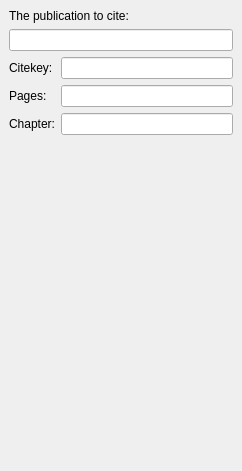
This is src/sidebar/referencewidget.ui in KDE/conquirere as Qt 5 draws it before an edit. The edited form follows.
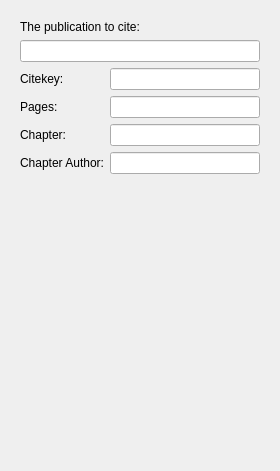
This is the edited form. Custom widgets are drawn as their Qt base class.

Patch:
```diff
--- a/src/sidebar/referencewidget.ui
+++ b/src/sidebar/referencewidget.ui
@@ -6,7 +6,7 @@
    <rect>
     <x>0</x>
     <y>0</y>
-    <width>242</width>
+    <width>280</width>
     <height>471</height>
    </rect>
   </property>
@@ -14,9 +14,6 @@
    <string>Form</string>
   </property>
   <layout class="QVBoxLayout" name="verticalLayout_2">
-   <property name="margin">
-    <number>0</number>
-   </property>
    <item>
     <widget class="QWidget" name="frameWidget" native="true">
      <layout class="QVBoxLayout" name="verticalLayout">
@@ -78,6 +75,19 @@
         <item row="2" column="1">
          <widget class="ChapterEdit" name="chapterEdit"/>
         </item>
+        <item row="3" column="0">
+         <widget class="QLabel" name="label">
+          <property name="text">
+           <string>Chapter Author:</string>
+          </property>
+          <property name="wordWrap">
+           <bool>true</bool>
+          </property>
+         </widget>
+        </item>
+        <item row="3" column="1">
+         <widget class="ContactEdit" name="chapterAuthorEdit"/>
+        </item>
        </layout>
       </item>
      </layout>
@@ -107,6 +117,14 @@
     <signal>widgetEnabled(bool)</signal>
    </slots>
   </customwidget>
+  <customwidget>
+   <class>ContactEdit</class>
+   <extends>QLineEdit</extends>
+   <header>propertywidgets/contactedit.h</header>
+   <slots>
+    <signal>widgetEnabled(bool)</signal>
+   </slots>
+  </customwidget>
   <customwidget>
    <class>PublicationEdit</class>
    <extends>QLineEdit</extends>
```
